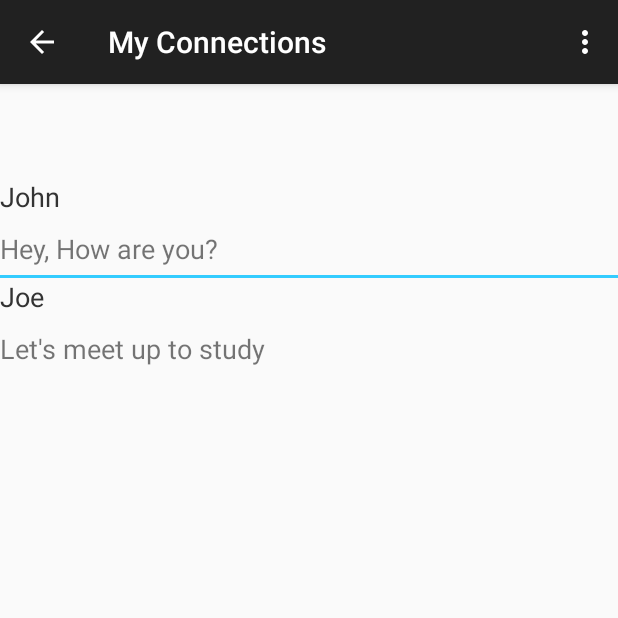
After one commit to cfudge/ClassDiscuss, an Android app: the ConnectionList screen opened directly, with no data from a screen before it, on a phone screen of 412 x 824 dp, the top half of it. The commit adds this screen. Run offline under Robolectric (Android 15) with nearby library versions, the phone set to English and light mode, and no system bars.

Commit message:
Connections list hardcoded. Still need to sort based on timestamps

```diff
--- a/ClassDiscuss/app/src/main/AndroidManifest.xml
+++ b/ClassDiscuss/app/src/main/AndroidManifest.xml
@@ -60,6 +60,15 @@
             android:name=".AddChannelScreen"
             android:label="@string/title_activity_add_channel_screen" >
         </activity>
+        <activity
+            android:name=".ConnectionList"
+            android:label="@string/my_connections"
+            android:parentActivityName=".MyChannelScreen" >
+
+            <meta-data
+                android:name="android.support.PARENT_ACTIVITY"
+                android:value="com.example.cmput401.classdiscuss.MyChannelScreen" />
+        </activity>
         <meta-data
             android:name="com.google.android.gms.version"
             android:value="@integer/google_play_services_version" />
--- /dev/null
+++ b/ClassDiscuss/app/src/main/java/com/example/cmput401/classdiscuss/ConnectionList.java
@@ -0,0 +1,78 @@
+package com.example.cmput401.classdiscuss;
+
+import android.support.v7.app.ActionBarActivity;
+import android.os.Bundle;
+import android.view.Menu;
+import android.view.MenuItem;
+import android.widget.ListView;
+import android.widget.TextView;
+
+
+public class ConnectionList extends ActionBarActivity {
+
+    ListView listView;
+    private Singleton singleton;
+    ConnectionsAdapter connectionsAdapter;
+
+    @Override
+    protected void onCreate(Bundle savedInstanceState) {
+        super.onCreate(savedInstanceState);
+        setContentView(R.layout.activity_connections_list);
+
+
+        singleton = Singleton.getInstance();
+        connectionsAdapter = new ConnectionsAdapter(this, singleton.myConnections, singleton.displayMessage, ConnectionList.this);
+
+        listView = (ListView) findViewById(R.id.channel_list_view);
+        listView.setAdapter(connectionsAdapter);
+
+    }
+
+    @Override
+    protected void onStart(){
+        super.onStart();
+        addConnections();
+    }
+
+    public void addConnections(){
+        singleton.myConnections.add("John");
+        singleton.myConnections.add("Joe");
+        singleton.displayMessage.add("Hey, How are you?");
+        singleton.displayMessage.add("Let's meet up to study");
+        connectionsAdapter.notifyDataSetChanged();
+        if(singleton.myConnections.isEmpty()) {
+            TextView noMessage = (TextView) findViewById(R.id.no_messages);
+            noMessage.setText("NO MESSAGES");
+        }
+        if(singleton.displayMessage.isEmpty()){
+            TextView noMessage = (TextView) findViewById(R.id.no_messages);
+            noMessage.setText("NO MESSAGES");
+        }
+    }
+
+    public void sortList(){
+
+    }
+
+    @Override
+    public boolean onCreateOptionsMenu(Menu menu) {
+        // Inflate the menu; this adds items to the action bar if it is present.
+        getMenuInflater().inflate(R.menu.menu_connections_list, menu);
+        return true;
+    }
+
+    @Override
+    public boolean onOptionsItemSelected(MenuItem item) {
+        // Handle action bar item clicks here. The action bar will
+        // automatically handle clicks on the Home/Up button, so long
+        // as you specify a parent activity in AndroidManifest.xml.
+        int id = item.getItemId();
+
+        //noinspection SimplifiableIfStatement
+        if (id == R.id.action_settings) {
+            return true;
+        }
+
+        return super.onOptionsItemSelected(item);
+    }
+}
--- /dev/null
+++ b/ClassDiscuss/app/src/main/java/com/example/cmput401/classdiscuss/ConnectionsAdapter.java
@@ -0,0 +1,51 @@
+package com.example.cmput401.classdiscuss;
+
+import android.app.Activity;
+import android.content.Context;
+import android.graphics.drawable.Drawable;
+import android.view.LayoutInflater;
+import android.view.View;
+import android.view.ViewGroup;
+import android.widget.ArrayAdapter;
+import android.widget.Button;
+import android.widget.ImageButton;
+import android.widget.TextView;
+
+import java.util.ArrayList;
+
+/**
+ * Created by Nancy on 2/28/2015.
+ */
+public class ConnectionsAdapter extends ArrayAdapter<String> {
+
+    Context context;
+    ArrayList<String> listItems;
+    ArrayList<String> messages;
+    Activity activity;
+    Singleton singleton;
+
+    ConnectionsAdapter(Context context, ArrayList<String> listItems, ArrayList<String> messages, Activity activity) {
+        super(context, R.layout.connections_list, listItems);
+        this.context = context;
+        this.listItems = listItems;
+        this.messages = messages;
+        this.activity = activity;
+        singleton = Singleton.getInstance();
+    }
+
+    @Override
+    public View getView(final int position, View convertView, ViewGroup parent) {
+        LayoutInflater inflater = LayoutInflater.from(getContext());
+        View customView = inflater.inflate(R.layout.connections_list, parent, false);
+
+        String connections = singleton.myConnections.get(position);
+        String message = singleton.displayMessage.get(position);
+        TextView listText = (TextView) customView.findViewById(R.id.listText);
+        TextView secondText = (TextView) customView.findViewById(R.id.secondText);
+
+       listText.setText(connections);
+       secondText.setText(message);
+
+        return customView;
+    }
+}
--- a/ClassDiscuss/app/src/main/java/com/example/cmput401/classdiscuss/MyChannelScreen.java
+++ b/ClassDiscuss/app/src/main/java/com/example/cmput401/classdiscuss/MyChannelScreen.java
@@ -36,12 +36,24 @@ public class MyChannelScreen extends ActionBarActivity {
         listView.setAdapter(channelAdapter);
         addChannels();
 
+        Button channelButton = (Button) findViewById(R.id.connections);
+
+
+
+        channelButton.setOnClickListener(new View.OnClickListener() {
+
+            public void onClick(View v) {
+                Intent addChannels = new Intent();
+                addChannels.setClass(getApplicationContext(), ConnectionList.class);
+                startActivity(addChannels);
+            }
+        });
+
     }
 
     @Override
     protected void onStart(){
         super.onStart();
-
 
     }
 
--- a/ClassDiscuss/app/src/main/java/com/example/cmput401/classdiscuss/Singleton.java
+++ b/ClassDiscuss/app/src/main/java/com/example/cmput401/classdiscuss/Singleton.java
@@ -12,9 +12,16 @@ public class Singleton {
     public ArrayList<String> subscribedChannelList;
     ArrayList<String> availableChannelList = new ArrayList<>(Arrays.asList("CMPUT 101", "CampusSocial"));
     private static Singleton instance = null;
+
+    public ArrayList<String> myConnections;
+    public ArrayList<String>displayMessage;
+
+
     protected Singleton() {
         // Exists only to defeat instantiation.
         subscribedChannelList = new ArrayList<String>();
+        myConnections = new ArrayList<String>();
+        displayMessage = new ArrayList<String>();
     }
     public static Singleton getInstance() {
         if(instance == null) {
--- a/ClassDiscuss/app/src/main/res/layout/activity_channel_screen.xml
+++ b/ClassDiscuss/app/src/main/res/layout/activity_channel_screen.xml
@@ -42,5 +42,13 @@
         android:textColor="#33CCFF"
         android:layout_alignParentTop="true" />
 
+    <Button
+        android:id="@+id/connections"
+        android:layout_width="50dp"
+        android:layout_height="50dp"
+        android:layout_gravity="center_horizontal"
+        android:textColor="#33CCFF"
+        android:layout_alignParentTop="true" />
+
 
 </LinearLayout>
--- /dev/null
+++ b/ClassDiscuss/app/src/main/res/layout/activity_connections_list.xml
@@ -0,0 +1,32 @@
+<LinearLayout xmlns:android="http://schemas.android.com/apk/res/android"
+    xmlns:tools="http://schemas.android.com/tools"
+    android:layout_width="fill_parent"
+    android:layout_height="fill_parent"
+    android:orientation="vertical"
+    tools:context="com.example.cmput401.classdiscuss.ConnectionList">
+
+    <TextView
+        android:id="@+id/no_messages"
+        android:layout_width="wrap_content"
+        android:layout_height="wrap_content"
+        android:textSize="24sp"
+        android:paddingBottom="20dp"
+        android:paddingTop="10dp"
+        android:layout_gravity="center_horizontal"
+        />
+
+
+    <ListView
+        android:id="@+id/channel_list_view"
+        android:layout_width="match_parent"
+        android:layout_height="wrap_content"
+        android:divider="#33CCFF"
+        android:dividerHeight="2dp"
+        android:scrollbarSize="6dp"
+        android:scrollbars="vertical"
+        android:textColor="#333333"
+        />
+
+
+
+</LinearLayout>
--- /dev/null
+++ b/ClassDiscuss/app/src/main/res/layout/connections_list.xml
@@ -0,0 +1,30 @@
+<?xml version="1.0" encoding="utf-8"?>
+<LinearLayout xmlns:android="http://schemas.android.com/apk/res/android"
+    xmlns:tools="http://schemas.android.com/tools"
+    android:layout_width="fill_parent"
+    android:layout_height="fill_parent"
+    android:orientation="vertical"
+    android:textColor="#333333"
+    tools:context="com.example.cmput401.classdiscuss.ConnectionList">
+
+    <TextView
+        android:id="@+id/listText"
+        android:orientation="vertical"
+        android:layout_width="wrap_content"
+        android:layout_height="wrap_content"
+        android:textColor="#333333"
+        android:textSize="18sp"
+        android:paddingBottom="10sp"
+        />
+
+    <TextView
+        android:id="@+id/secondText"
+        android:orientation="vertical"
+        android:layout_width="wrap_content"
+        android:layout_height="wrap_content"
+        android:textSize="18sp"
+        android:paddingBottom="5sp"/>
+
+
+
+</LinearLayout>
--- /dev/null
+++ b/ClassDiscuss/app/src/main/res/menu/menu_connections_list.xml
@@ -0,0 +1,7 @@
+<menu xmlns:android="http://schemas.android.com/apk/res/android"
+    xmlns:app="http://schemas.android.com/apk/res-auto"
+    xmlns:tools="http://schemas.android.com/tools"
+    tools:context="com.example.cmput401.classdiscuss.ChatScreen">
+    <item android:id="@+id/action_settings" android:title="@string/action_settings"
+        android:orderInCategory="100" app:showAsAction="never" />
+</menu>
--- a/ClassDiscuss/app/src/main/res/values/strings.xml
+++ b/ClassDiscuss/app/src/main/res/values/strings.xml
@@ -3,6 +3,7 @@
 
     <string name="app_name">nim</string>
     <string name="my_channels">My Channels</string>
+    <string name="my_connections">My Connections</string>
     <string name="action_settings">Settings</string>
     <string name="title_activity_channel_screen"></string>
     <string name="add_new_channel">+</string>
@@ -12,7 +13,7 @@
     <string name="dialog_message">Are you sure you want to delete this channel? </string>
     <string name="yes">Yes</string>
     <string name="no">No</string>
-    <string name="menu_connections">Connections</string>
+    <string name="menu_connections">My Connections</string>
     <string name="menu_myChannels">My Channels</string>
     <string name="menu_logout">Log Out</string>
     <string name="menu_settings">Settings</string>
```
